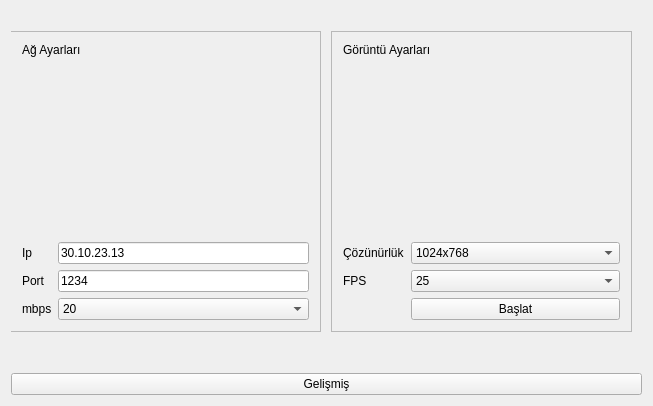
This is mainwindow.ui in taliptayfur/smartpro as Qt 5 draws it before an edit. The edited form follows.
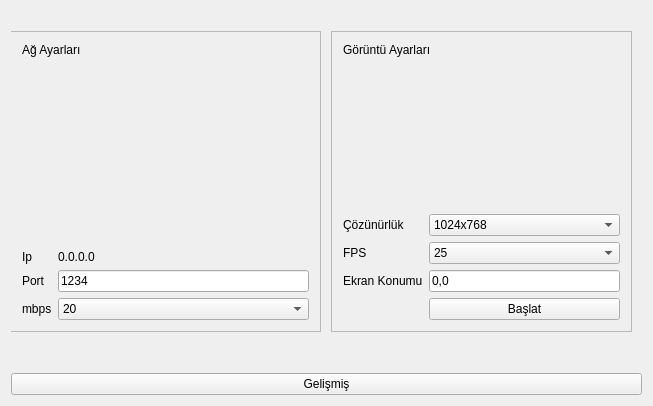
This is the edited form.

Commit message: sistem ip'si ve web server iletisimi ayrica server2.sh ekran konumu parametre olarak verildi

```diff
--- a/mainwindow.ui
+++ b/mainwindow.ui
@@ -85,13 +85,6 @@
                </property>
               </widget>
              </item>
-             <item row="1" column="1">
-              <widget class="QLineEdit" name="ipSetting">
-               <property name="text">
-                <string>30.10.23.13</string>
-               </property>
-              </widget>
-             </item>
              <item row="3" column="0">
               <widget class="QLabel" name="label_8">
                <property name="text">
@@ -148,6 +141,13 @@
                </property>
               </spacer>
              </item>
+             <item row="1" column="1">
+              <widget class="QLabel" name="ipSetting">
+               <property name="text">
+                <string>0.0.0.0</string>
+               </property>
+              </widget>
+             </item>
             </layout>
            </item>
           </layout>
@@ -270,6 +270,20 @@
            </property>
           </spacer>
          </item>
+         <item row="9" column="0">
+          <widget class="QLabel" name="label_11">
+           <property name="text">
+            <string>Ekran Konumu</string>
+           </property>
+          </widget>
+         </item>
+         <item row="9" column="1">
+          <widget class="QLineEdit" name="screen_pos">
+           <property name="text">
+            <string>0,0</string>
+           </property>
+          </widget>
+         </item>
         </layout>
        </widget>
       </widget>
```
The commit also changes 5 other files.
